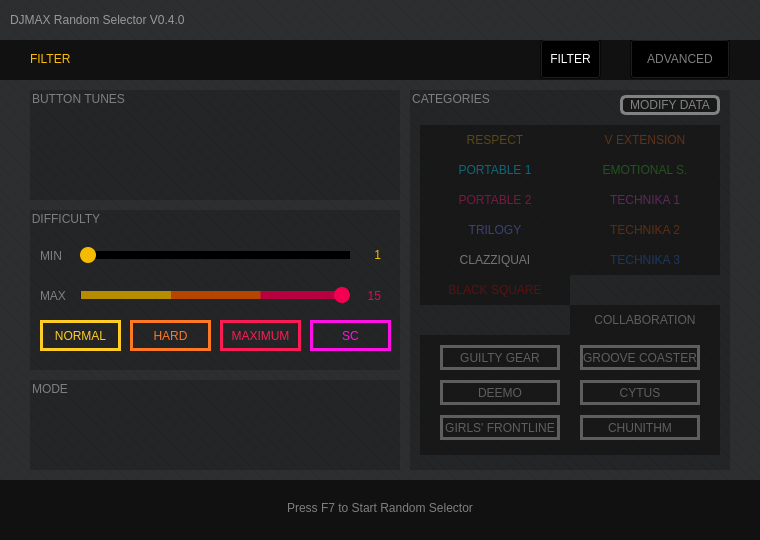
Old version of the form selector_ui.ui in the repository wowvv0w/djmax-random-selector.
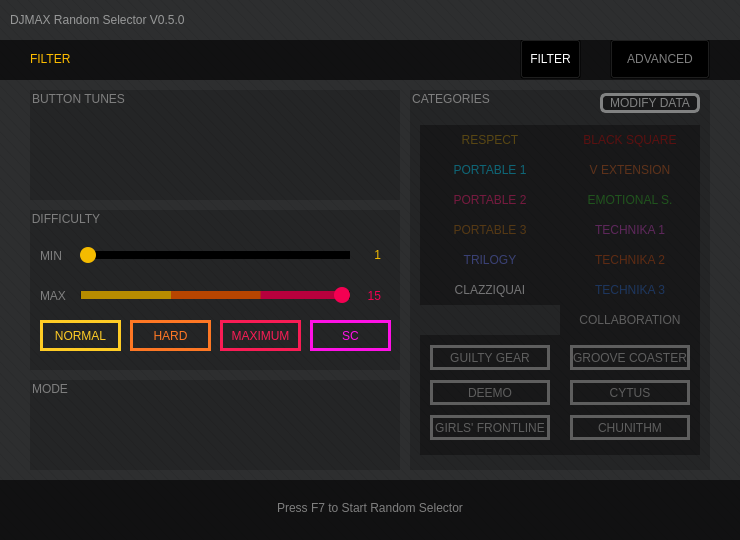
New version of the form. Icons and pictures are not drawn.

Patch:
```diff
--- a/selector_ui.ui
+++ b/selector_ui.ui
@@ -6,19 +6,19 @@
    <rect>
     <x>0</x>
     <y>0</y>
-    <width>760</width>
+    <width>740</width>
     <height>540</height>
    </rect>
   </property>
   <property name="minimumSize">
    <size>
-    <width>760</width>
+    <width>740</width>
     <height>540</height>
    </size>
   </property>
   <property name="maximumSize">
    <size>
-    <width>760</width>
+    <width>740</width>
     <height>540</height>
    </size>
   </property>
@@ -44,7 +44,7 @@
      <rect>
       <x>0</x>
       <y>90</y>
-      <width>770</width>
+      <width>740</width>
       <height>380</height>
      </rect>
     </property>
@@ -88,7 +88,7 @@
        <rect>
         <x>410</x>
         <y>0</y>
-        <width>320</width>
+        <width>300</width>
         <height>380</height>
        </rect>
       </property>
@@ -122,7 +122,7 @@
         <rect>
          <x>10</x>
          <y>35</y>
-         <width>150</width>
+         <width>140</width>
          <height>30</height>
         </rect>
        </property>
@@ -150,7 +150,7 @@
         <rect>
          <x>10</x>
          <y>65</y>
-         <width>150</width>
+         <width>140</width>
          <height>30</height>
         </rect>
        </property>
@@ -178,7 +178,7 @@
         <rect>
          <x>10</x>
          <y>95</y>
-         <width>150</width>
+         <width>140</width>
          <height>30</height>
         </rect>
        </property>
@@ -205,8 +205,8 @@
        <property name="geometry">
         <rect>
          <x>10</x>
-         <y>125</y>
-         <width>150</width>
+         <y>155</y>
+         <width>140</width>
          <height>30</height>
         </rect>
        </property>
@@ -233,8 +233,8 @@
        <property name="geometry">
         <rect>
          <x>10</x>
-         <y>155</y>
-         <width>150</width>
+         <y>185</y>
+         <width>140</width>
          <height>30</height>
         </rect>
        </property>
@@ -247,7 +247,7 @@
 
 QPushButton:checked {
  	color: #000000;
-    background-color:qlineargradient(spread:pad, x1:0, y1:0.4, x2:1, y2:0.5, stop:0 rgba(255, 255, 255, 255), stop:0.78 rgba(255, 255, 255, 255), stop:0.781049 rgba(245, 216, 79, 255), stop:0.85 rgba(245, 216, 79, 255), stop:0.851 rgba(169, 125, 31, 255), stop:0.895 rgba(169, 125, 31, 255), stop:0.896 rgba(203, 148, 49, 255), stop:1 rgba(203, 148, 49, 255))
+    background-color:qlineargradient(spread:pad, x1:0, y1:0.4, x2:1, y2:0.5, stop:0 rgba(255, 255, 255, 255), stop:0.777 rgba(255, 255, 255, 255), stop:0.783 rgba(245, 216, 79, 255), stop:0.847 rgba(245, 216, 79, 255), stop:0.853 rgba(169, 125, 31, 255), stop:0.892 rgba(169, 125, 31, 255), stop:0.898 rgba(203, 148, 49, 255), stop:1 rgba(203, 148, 49, 255))
 }</string>
        </property>
        <property name="text">
@@ -260,9 +260,9 @@
       <widget class="QPushButton" name="cb_bs">
        <property name="geometry">
         <rect>
-         <x>10</x>
-         <y>185</y>
-         <width>150</width>
+         <x>150</x>
+         <y>35</y>
+         <width>140</width>
          <height>30</height>
         </rect>
        </property>
@@ -288,9 +288,9 @@
       <widget class="QPushButton" name="cb_ve">
        <property name="geometry">
         <rect>
-         <x>160</x>
-         <y>35</y>
-         <width>150</width>
+         <x>150</x>
+         <y>65</y>
+         <width>140</width>
          <height>30</height>
         </rect>
        </property>
@@ -316,9 +316,9 @@
       <widget class="QPushButton" name="cb_es">
        <property name="geometry">
         <rect>
-         <x>160</x>
-         <y>65</y>
-         <width>150</width>
+         <x>150</x>
+         <y>95</y>
+         <width>140</width>
          <height>30</height>
         </rect>
        </property>
@@ -344,9 +344,9 @@
       <widget class="QPushButton" name="cb_t1">
        <property name="geometry">
         <rect>
-         <x>160</x>
-         <y>95</y>
-         <width>150</width>
+         <x>150</x>
+         <y>125</y>
+         <width>140</width>
          <height>30</height>
         </rect>
        </property>
@@ -372,9 +372,9 @@
       <widget class="QPushButton" name="cb_t2">
        <property name="geometry">
         <rect>
-         <x>160</x>
-         <y>125</y>
-         <width>150</width>
+         <x>150</x>
+         <y>155</y>
+         <width>140</width>
          <height>30</height>
         </rect>
        </property>
@@ -400,9 +400,9 @@
       <widget class="QPushButton" name="cb_t3">
        <property name="geometry">
         <rect>
-         <x>160</x>
-         <y>155</y>
-         <width>150</width>
+         <x>150</x>
+         <y>185</y>
+         <width>140</width>
          <height>30</height>
         </rect>
        </property>
@@ -430,7 +430,7 @@
         <rect>
          <x>10</x>
          <y>245</y>
-         <width>300</width>
+         <width>280</width>
          <height>120</height>
         </rect>
        </property>
@@ -448,7 +448,7 @@
        <widget class="QPushButton" name="cb_gg">
         <property name="geometry">
          <rect>
-          <x>20</x>
+          <x>10</x>
           <y>10</y>
           <width>120</width>
           <height>25</height>
@@ -480,7 +480,7 @@
        <widget class="QPushButton" name="cb_gc">
         <property name="geometry">
          <rect>
-          <x>160</x>
+          <x>150</x>
           <y>10</y>
           <width>120</width>
           <height>25</height>
@@ -509,7 +509,7 @@
        <widget class="QPushButton" name="cb_chu">
         <property name="geometry">
          <rect>
-          <x>160</x>
+          <x>150</x>
           <y>80</y>
           <width>120</width>
           <height>25</height>
@@ -538,7 +538,7 @@
        <widget class="QPushButton" name="cb_dm">
         <property name="geometry">
          <rect>
-          <x>20</x>
+          <x>10</x>
           <y>45</y>
           <width>120</width>
           <height>25</height>
@@ -567,7 +567,7 @@
        <widget class="QPushButton" name="cb_cy">
         <property name="geometry">
          <rect>
-          <x>160</x>
+          <x>150</x>
           <y>45</y>
           <width>120</width>
           <height>25</height>
@@ -596,7 +596,7 @@
        <widget class="QPushButton" name="cb_gf">
         <property name="geometry">
          <rect>
-          <x>20</x>
+          <x>10</x>
           <y>80</y>
           <width>120</width>
           <height>25</height>
@@ -632,9 +632,9 @@
       <widget class="QPushButton" name="cb_collab">
        <property name="geometry">
         <rect>
-         <x>160</x>
+         <x>150</x>
          <y>215</y>
-         <width>150</width>
+         <width>140</width>
          <height>30</height>
         </rect>
        </property>
@@ -660,8 +660,8 @@
       <widget class="QPushButton" name="data_button">
        <property name="geometry">
         <rect>
-         <x>210</x>
-         <y>5</y>
+         <x>190</x>
+         <y>3</y>
          <width>100</width>
          <height>20</height>
         </rect>
@@ -679,6 +679,34 @@
         <string>MODIFY DATA</string>
        </property>
       </widget>
+      <widget class="QPushButton" name="cb_p3">
+       <property name="geometry">
+        <rect>
+         <x>10</x>
+         <y>125</y>
+         <width>140</width>
+         <height>30</height>
+        </rect>
+       </property>
+       <property name="styleSheet">
+        <string notr="true">QPushButton {
+	color: #563914;
+    background-color: rgba(0, 0, 0, 87);
+	border: none;
+}
+
+QPushButton:checked {
+ 	color: #000000;
+    background-color:qlineargradient(spread:pad, x1:0, y1:0, x2:1, y2:0, stop:0 rgba(252, 172, 0, 255), stop:0.0625 rgba(252, 172, 0, 255), stop:0.0643116 rgba(231, 147, 31, 255), stop:0.14221 rgba(231, 147, 31, 255), stop:0.143116 rgba(209, 117, 13, 255), stop:0.480072 rgba(209, 117, 13, 255), stop:0.873188 rgba(186, 87, 5, 255), stop:0.874094 rgba(209, 117, 13, 255), stop:1 rgba(209, 117, 13, 255));
+}</string>
+       </property>
+       <property name="text">
+        <string>PORTABLE 3</string>
+       </property>
+       <property name="checkable">
+        <bool>true</bool>
+       </property>
+      </widget>
       <zorder>cb_t3</zorder>
       <zorder>cb_t2</zorder>
       <zorder>cb_t1</zorder>
@@ -1671,7 +1699,7 @@
      <rect>
       <x>0</x>
       <y>40</y>
-      <width>770</width>
+      <width>740</width>
       <height>40</height>
      </rect>
     </property>
@@ -1715,7 +1743,7 @@
     <widget class="QPushButton" name="filter_tab_bt">
      <property name="geometry">
       <rect>
-       <x>540</x>
+       <x>520</x>
        <y>-1</y>
        <width>61</width>
        <height>40</height>
@@ -1740,7 +1768,7 @@
     <widget class="QPushButton" name="advanced_tab_bt">
      <property name="geometry">
       <rect>
-       <x>630</x>
+       <x>610</x>
        <y>-1</y>
        <width>100</width>
        <height>40</height>
@@ -1762,7 +1790,7 @@
      <rect>
       <x>0</x>
       <y>480</y>
-      <width>770</width>
+      <width>740</width>
       <height>60</height>
      </rect>
     </property>
@@ -1780,7 +1808,7 @@
       <rect>
        <x>0</x>
        <y>-2</y>
-       <width>760</width>
+       <width>740</width>
        <height>60</height>
       </rect>
      </property>
@@ -1826,7 +1854,7 @@
     <widget class="QPushButton" name="closeButton">
      <property name="geometry">
       <rect>
-       <x>700</x>
+       <x>680</x>
        <y>0</y>
        <width>60</width>
        <height>40</height>
@@ -1852,7 +1880,7 @@
     <widget class="QPushButton" name="minimizeButton">
      <property name="geometry">
       <rect>
-       <x>640</x>
+       <x>620</x>
        <y>0</y>
        <width>60</width>
        <height>40</height>
@@ -1886,7 +1914,7 @@
 font: 9pt &quot;Lato Black&quot;;</string>
      </property>
      <property name="text">
-      <string>DJMAX Random Selector V0.4.0</string>
+      <string>DJMAX Random Selector V0.5.0</string>
      </property>
     </widget>
    </widget>
```
Left out of the diff: 41 changed lines with no effect on the pictures.
